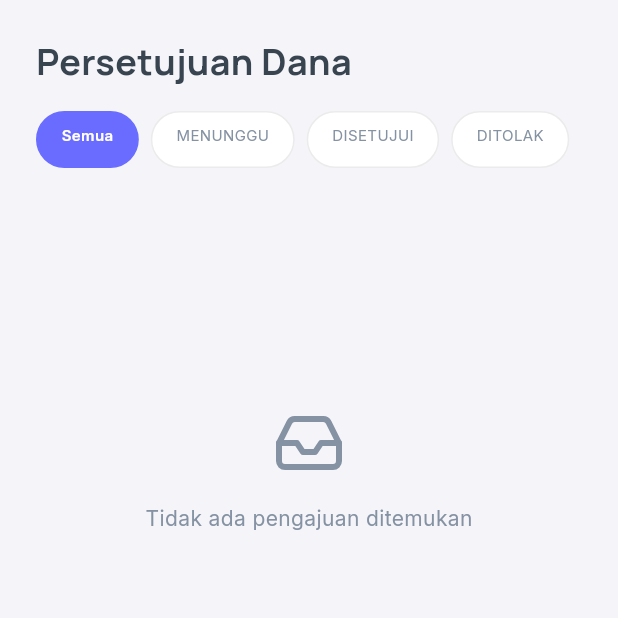
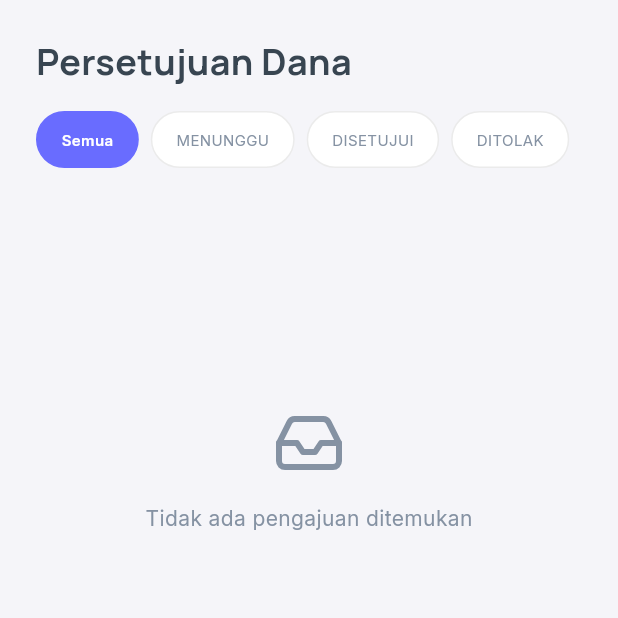
Before and after one commit to jevonkagenou/syncbudget-mobile, a Flutter app: the ManagerMainScreen screen opened directly, item 2 of the bottom bar chosen, on a phone screen of 412 x 824 dp, the top half of it. Run offline on Flutter 3.47's test engine with Material 3 defaults, Android fonts, the phone set to English and light mode, and no system bars; drawn by our look-alikes of google_nav_bar; our stand-ins replace google_fonts, image_picker, lucide_icons, shared_preferences; accounts and stored records are empty; network calls fail.

Commit message:
fix(pengajuan): ratakan teks tombol filter ke tengah

```diff
--- a/lib/screens/manager/tabs/pengajuan_tab.dart
+++ b/lib/screens/manager/tabs/pengajuan_tab.dart
@@ -375,6 +375,8 @@ class _PengajuanTabState extends State<PengajuanTab> {
                   child: AnimatedContainer(
                     duration: const Duration(milliseconds: 200),
                     padding: const EdgeInsets.symmetric(horizontal: 16, vertical: 8),
+                    // Tambahkan alignment center di sini agar teks otomatis berada di tengah kontainer
+                    alignment: Alignment.center,
                     decoration: BoxDecoration(
                       color: isActive ? AppColors.primary : AppColors.surface,
                       borderRadius: BorderRadius.circular(20),
@@ -384,6 +386,7 @@ class _PengajuanTabState extends State<PengajuanTab> {
                     ),
                     child: Text(
                       _filterLabels[opt] ?? opt,
+                      textAlign: TextAlign.center, // Memastikan text rendering juga center
                       style: AppTextStyles.labelSmall.copyWith(
                         color: isActive ? Colors.white : AppColors.neutralLight,
                         fontWeight: isActive ? FontWeight.w600 : FontWeight.w400,
```
